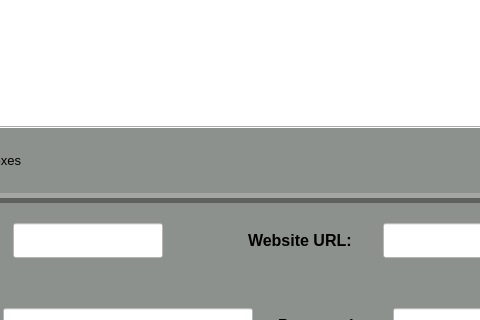
Above: passwordvault.ui from dark-anub1s/CyberVault before the change; both pictures show x 332 to 812 and y 237 to 557 of the 1200 by 750 pixel window. Below: the same form after it.
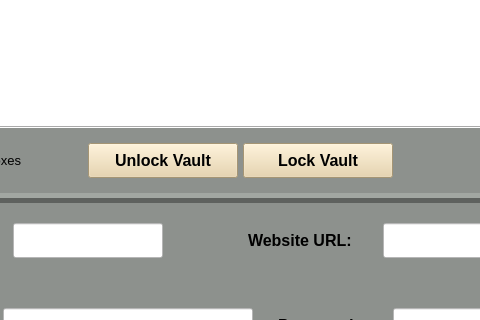
That is the form after the change.

```diff
--- a/passwordvault.ui
+++ b/passwordvault.ui
@@ -571,6 +571,54 @@
     <string>Enable Entry Boxes</string>
    </property>
   </widget>
+  <widget class="QPushButton" name="unlock_vault_btn">
+   <property name="geometry">
+    <rect>
+     <x>420</x>
+     <y>380</y>
+     <width>150</width>
+     <height>35</height>
+    </rect>
+   </property>
+   <property name="font">
+    <font>
+     <family>Arial</family>
+     <pointsize>12</pointsize>
+     <weight>75</weight>
+     <bold>true</bold>
+    </font>
+   </property>
+   <property name="styleSheet">
+    <string notr="true">background-color: rgb(231, 208, 162);</string>
+   </property>
+   <property name="text">
+    <string>Unlock Vault</string>
+   </property>
+  </widget>
+  <widget class="QPushButton" name="lock_vault_btn">
+   <property name="geometry">
+    <rect>
+     <x>575</x>
+     <y>380</y>
+     <width>150</width>
+     <height>35</height>
+    </rect>
+   </property>
+   <property name="font">
+    <font>
+     <family>Arial</family>
+     <pointsize>12</pointsize>
+     <weight>75</weight>
+     <bold>true</bold>
+    </font>
+   </property>
+   <property name="styleSheet">
+    <string notr="true">background-color: rgb(231, 208, 162);</string>
+   </property>
+   <property name="text">
+    <string>Lock Vault</string>
+   </property>
+  </widget>
  </widget>
  <resources/>
  <connections/>
```
